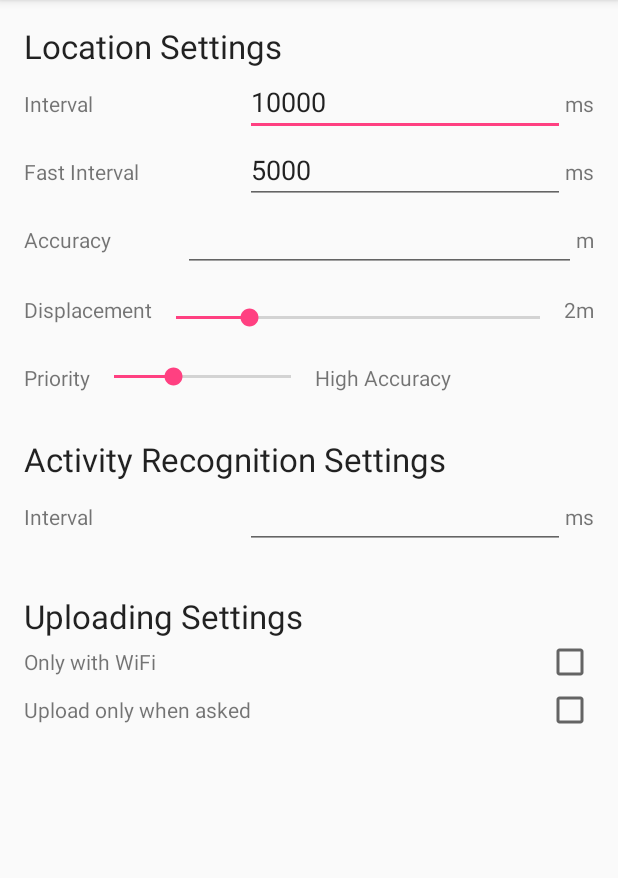
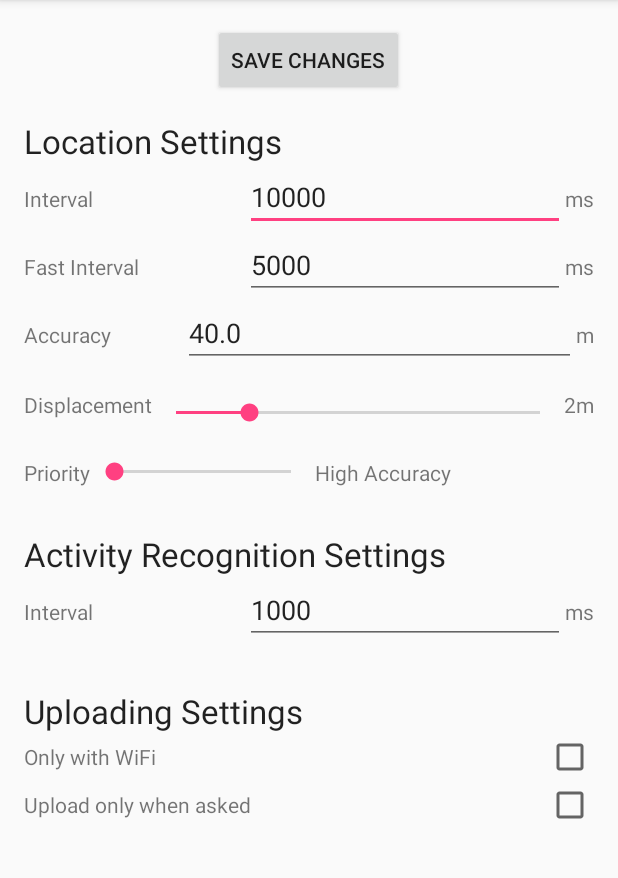
Before and after one commit to rodrigojmlourenco/TrackerProto, an Android app: the SettingsActivity screen opened directly, with no data from a screen before it, on a phone screen of 412 x 824 dp, the part 84-962 px from its top. Run offline under Robolectric (Android 15) with nearby library versions, the phone set to English and light mode, and no system bars.

Commit message:
Terminada a @SettingsActivity que permite alterar as preferencias do tracking.
Aquando do login (@HttpClient) o authToken local é sempre removido. Espero que com esta modificação o problema do login seja resolvido.

```diff
--- a/app/src/main/java/org/trace/trackerproto/settings/TrackingProfile.java
+++ b/app/src/main/java/org/trace/trackerproto/settings/TrackingProfile.java
@@ -27,6 +27,7 @@ public class TrackingProfile {
     private long arInterval     = 1000;
     //Uploading
     private boolean wifiOnly    = false;
+    private boolean onDemandOnly= false;
 
     public TrackingProfile(){}
 
@@ -81,6 +82,14 @@ public class TrackingProfile {
 
     public void setLocationTrackingPriority(int locationTrackingPriority) {
         this.locationTrackingPriority = locationTrackingPriority;
+    }
+
+    public float getLocationMinimumAccuracy() {
+        return locationMinimumAccuracy;
+    }
+
+    public void setLocationMinimumAccuracy(float locationMinimumAccuracy) {
+        this.locationMinimumAccuracy = locationMinimumAccuracy;
     }
 
     public HeuristicBasedFilter[] getLocationEnabledOutlierFilters() {
@@ -146,6 +155,16 @@ public class TrackingProfile {
         return trackingProfile;
     }
 
+
+
+    public boolean isOnDemandOnly() {
+        return onDemandOnly;
+    }
+
+    public void setOnDemandOnly(boolean onDemandOnly) {
+        this.onDemandOnly = onDemandOnly;
+    }
+
     @Override
     public String toString() {
         return getJsonTrackingProfile().toString();
--- a/app/src/main/java/org/trace/trackerproto/store/TRACEStore.java
+++ b/app/src/main/java/org/trace/trackerproto/store/TRACEStore.java
@@ -127,15 +127,14 @@ public class TRACEStore extends IntentService{
         Log.i(LOG_TAG, "Logging out");
 
         String authToken = authManager.getAuthenticationToken();
+        authManager.clearAuthenticationToken();
 
         try {
             mHttpClient.logout(authToken);
-            authManager.clearAuthenticationToken();
         } catch (RemoteTraceException e) {
             e.printStackTrace();
         } catch (AuthTokenIsExpiredException e){
-            Log.e(LOG_TAG, "Authentication token is expired, removing it...");
-            authManager.clearAuthenticationToken();
+            e.printStackTrace();
         }
     }
 
--- a/app/src/main/java/org/trace/trackerproto/ui/SettingsActivity.java
+++ b/app/src/main/java/org/trace/trackerproto/ui/SettingsActivity.java
@@ -4,10 +4,15 @@ import android.location.Location;
 import android.support.v7.app.AppCompatActivity;
 import android.os.Bundle;
 import android.util.Log;
+import android.view.KeyEvent;
 import android.view.View;
+import android.view.inputmethod.EditorInfo;
+import android.widget.Button;
+import android.widget.CheckBox;
 import android.widget.EditText;
 import android.widget.SeekBar;
 import android.widget.TextView;
+import android.widget.Toast;
 
 import com.google.android.gms.location.LocationRequest;
 
@@ -20,10 +25,19 @@ public class SettingsActivity extends AppCompatActivity {
     private SettingsManager mSettingsManager;
     private TrackingProfile mTrackingProfile;
 
+    //
+    private Button saveSettingsBtn;
+
     //Location Inputs
     private EditText locationIntervalInput, locationFastIntervalInput, locationMinAccuracyInput;
     private SeekBar locationDisplacementSeekbar, locationPrioSeekBar;
     private TextView locationDisplacementLabel, locationPriorityLabel;
+
+    //Activity Recognition Inputs
+    private EditText activityIntervalInput;
+
+    //Uploading Inputs
+    private CheckBox wifiOnlyBox, onDemandUploadOnlyBox;
 
     @Override
     protected void onCreate(Bundle savedInstanceState) {
@@ -39,7 +53,10 @@ public class SettingsActivity extends AppCompatActivity {
 
     private void setupLocationSettings(){
 
+        saveSettingsBtn = (Button) findViewById(R.id.saveSettingsBtn);
+
         //Init
+        //////Location Inputs
         locationIntervalInput       = (EditText)    findViewById(R.id.locationIntervalInput);
         locationFastIntervalInput   = (EditText)    findViewById(R.id.locationFastIntervalInput);
         locationMinAccuracyInput    = (EditText)    findViewById(R.id.minAccuracyInput);
@@ -47,42 +64,29 @@ public class SettingsActivity extends AppCompatActivity {
         locationDisplacementLabel   = (TextView)    findViewById(R.id.displacementLabel);
         locationPrioSeekBar         = (SeekBar)     findViewById(R.id.prioritySeekBar);
         locationPriorityLabel       = (TextView)    findViewById(R.id.priorityLabel);
+        ////// Activity Recognition Inputs
+        activityIntervalInput       = (EditText)    findViewById(R.id.activityRecogIntervalInput);
+        ////// Uploading Inputs
+        wifiOnlyBox                 = (CheckBox)    findViewById(R.id.wifiOnlyCheckBox);
+        onDemandUploadOnlyBox       = (CheckBox)    findViewById(R.id.onDemandOnlyCheckBox);
 
         //Populate
+        ////// Location Inputs
         locationIntervalInput.setText(String.valueOf(mTrackingProfile.getLocationInterval()));
         locationFastIntervalInput.setText(String.valueOf(mTrackingProfile.getLocationFastInterval()));
-        //TODO: fazer accuracy para o TrackingProfile
+        locationMinAccuracyInput.setText(String.valueOf(mTrackingProfile.getLocationMinimumAccuracy()));
         locationDisplacementSeekbar.setProgress(mTrackingProfile.getLocationDisplacementThreshold());
         locationDisplacementLabel.setText(mTrackingProfile.getLocationDisplacementThreshold() + "m");
         locationPrioSeekBar.setProgress(priorityToValue(mTrackingProfile.getLocationTrackingPriority()));
         locationPriorityLabel.setText(priorityToLabel(mTrackingProfile.getLocationTrackingPriority()));
-
-        //Listener
-        locationIntervalInput.setOnFocusChangeListener(new View.OnFocusChangeListener() {
-            @Override
-            public void onFocusChange(View v, boolean hasFocus) {
-                if (!hasFocus) {
-                    mTrackingProfile.setLocationInterval(
-                            Long.valueOf(locationIntervalInput.getText().toString()));
-
-                    mSettingsManager.saveTrackingProfile(mTrackingProfile);
-                }
-            }
-        });
-
-        locationFastIntervalInput.setOnFocusChangeListener(new View.OnFocusChangeListener() {
-            @Override
-            public void onFocusChange(View v, boolean hasFocus) {
-                if(!hasFocus){
-                    mTrackingProfile.setLocationFastInterval(
-                            Long.valueOf(locationFastIntervalInput.getText().toString()));
-
-                    mSettingsManager.saveTrackingProfile(mTrackingProfile);
-                }
-            }
-        });
+        ////// Activity Recognition Inputs
+        activityIntervalInput.setText(String.valueOf(mTrackingProfile.getArInterval()));
+        ///// Uploading Inputs
+        wifiOnlyBox.setChecked(mTrackingProfile.isWifiOnly());
+        onDemandUploadOnlyBox.setChecked(false);
 
 
+        //Listeners
         locationDisplacementSeekbar.setOnSeekBarChangeListener(new SeekBar.OnSeekBarChangeListener() {
             @Override
             public void onProgressChanged(SeekBar seekBar, int progress, boolean fromUser) {
@@ -96,9 +100,6 @@ public class SettingsActivity extends AppCompatActivity {
 
             @Override
             public void onStopTrackingTouch(SeekBar seekBar) {
-                mTrackingProfile.setLocationDisplacementThreshold(locationDisplacementSeekbar.getProgress());
-                mSettingsManager.saveTrackingProfile(mTrackingProfile);
-
                 locationDisplacementLabel.setText(locationDisplacementSeekbar.getProgress() + "m");
             }
         });
@@ -118,24 +119,56 @@ public class SettingsActivity extends AppCompatActivity {
             @Override
             public void onStopTrackingTouch(SeekBar seekBar) {
                 int prio = locationPrioSeekBar.getProgress();
+                locationPriorityLabel.setText(priorityToLabel(valueToPriority(prio)));
+            }
+        });
 
-                mTrackingProfile.setLocationTrackingPriority(valueToPriority(prio));
+        saveSettingsBtn.setOnClickListener(new View.OnClickListener() {
+            @Override
+            public void onClick(View v) {
+
+                long locationInterval = Long.valueOf(locationIntervalInput.getText().toString()),
+                    locationFastInterval = Long.valueOf(locationFastIntervalInput.getText().toString()),
+                    activityInterval = Long.valueOf(activityIntervalInput.getText().toString());
+
+                int displacementThreshold = locationDisplacementSeekbar.getProgress(),
+                    priority = valueToPriority(locationPrioSeekBar.getProgress());
+
+                float minAcc = Float.valueOf(locationMinAccuracyInput.getText().toString());
+
+                boolean wifiOnly = wifiOnlyBox.isChecked(),
+                        onDemandOnly = onDemandUploadOnlyBox.isChecked();
+
+                ////// Location
+                mTrackingProfile.setLocationInterval(locationInterval);
+                mTrackingProfile.setLocationFastInterval(locationFastInterval);
+                mTrackingProfile.setLocationDisplacementThreshold(displacementThreshold);
+                mTrackingProfile.setLocationMinimumAccuracy(minAcc);
+                mTrackingProfile.setLocationTrackingPriority(priority);
+                ////// Activity Recognition
+                mTrackingProfile.setActivityRecognitionInterval(activityInterval);
+                ////// Uploading
+                mTrackingProfile.setWifiOnly(wifiOnly);
+                mTrackingProfile.setOnDemandOnly(onDemandOnly);
+
                 mSettingsManager.saveTrackingProfile(mTrackingProfile);
 
-                locationPriorityLabel.setText(priorityToLabel(valueToPriority(prio)));
+                String message = "Settings saved. They will take effect on the next tracking session.";
+                Toast.makeText(SettingsActivity.this, message, Toast.LENGTH_LONG).show();
+                finish();
             }
         });
     }
 
     private int valueToPriority(int value){
         switch (value){
+            case 0:
+                return LocationRequest.PRIORITY_HIGH_ACCURACY;
             case 1:
-                return LocationRequest.PRIORITY_HIGH_ACCURACY;
+                return LocationRequest.PRIORITY_BALANCED_POWER_ACCURACY;
             case 2:
-                return LocationRequest.PRIORITY_BALANCED_POWER_ACCURACY;
+                return  LocationRequest.PRIORITY_LOW_POWER;
             case 3:
-                return  LocationRequest.PRIORITY_LOW_POWER;
-            case 4:
                 return LocationRequest.PRIORITY_NO_POWER;
             default:
                 return LocationRequest.PRIORITY_HIGH_ACCURACY;
@@ -145,15 +178,15 @@ public class SettingsActivity extends AppCompatActivity {
     private int priorityToValue(int priority){
         switch (priority){
             case LocationRequest.PRIORITY_HIGH_ACCURACY:
+                return 0;
+            case LocationRequest.PRIORITY_BALANCED_POWER_ACCURACY:
                 return 1;
-            case LocationRequest.PRIORITY_BALANCED_POWER_ACCURACY:
+            case LocationRequest.PRIORITY_LOW_POWER:
                 return 2;
-            case LocationRequest.PRIORITY_LOW_POWER:
+            case LocationRequest.PRIORITY_NO_POWER:
                 return 3;
-            case LocationRequest.PRIORITY_NO_POWER:
-                return 4;
             default:
-                return 1;
+                return 0;
         }
     }
 
@@ -169,7 +202,6 @@ public class SettingsActivity extends AppCompatActivity {
                 return "No Power";
             default:
                 return "High Accuracy";
-
         }
     }
 }
--- a/app/src/main/res/layout/activity_settings.xml
+++ b/app/src/main/res/layout/activity_settings.xml
@@ -10,17 +10,32 @@
     tools:context="org.trace.trackerproto.ui.SettingsActivity">
 
 
+    <ScrollView
+        android:layout_width="fill_parent"
+        android:layout_height="wrap_content"
+        android:id="@+id/scrollView" >
+
         <LinearLayout
             android:orientation="vertical"
             android:layout_width="match_parent"
             android:layout_height="match_parent">
+
+            <Button
+                android:layout_width="wrap_content"
+                android:layout_height="wrap_content"
+                android:text="Save Changes"
+                android:id="@+id/saveSettingsBtn"
+                android:layout_alignParentBottom="true"
+                android:layout_centerHorizontal="true"
+                android:layout_gravity="center_horizontal" />
 
             <TextView
                 android:layout_width="wrap_content"
                 android:layout_height="wrap_content"
                 android:textAppearance="?android:attr/textAppearanceLarge"
                 android:text="Location Settings"
-            android:id="@+id/textView2" />
+                android:id="@+id/textView2"
+                android:layout_marginTop="15dp" />
 
             <LinearLayout
                 android:orientation="horizontal"
@@ -244,4 +259,6 @@
             </LinearLayout>
 
         </LinearLayout>
+    </ScrollView>
+
 </RelativeLayout>
```
Lines whose indentation alone changed are shown as unchanged.
